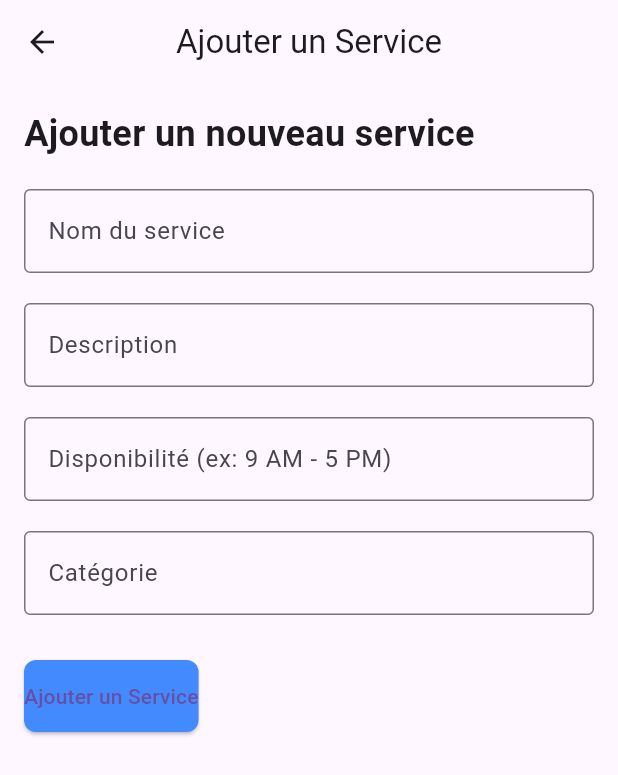
After one commit to ryaddevpro/my-service, a Flutter app: the AddServicePage screen opened directly, on a phone screen of 412 x 824 dp. The commit adds this screen. Shown: the top 775 px of the screen. Run offline on Flutter 3.47's test engine with Material 3 defaults, Android fonts, the phone set to English and light mode, and no system bars; our stand-ins replace fl_chart, flutter_dotenv, flutter_rating_bar, supabase_flutter; accounts and stored records are empty.

Commit message:
modif page presta et ajout page assdervice

```diff
--- /dev/null
+++ b/lib/pages/addservice.dart
@@ -0,0 +1,110 @@
+import 'package:flutter/material.dart';
+
+class AddServicePage extends StatefulWidget {
+  const AddServicePage({super.key});
+
+  @override
+  _AddServicePageState createState() => _AddServicePageState();
+}
+
+class _AddServicePageState extends State<AddServicePage> {
+  final _serviceNameController = TextEditingController();
+  final _descriptionController = TextEditingController();
+  final _availabilityController = TextEditingController();
+  final _categoryController = TextEditingController();
+
+  void _addService() {
+    // Here you can handle the logic for adding the service
+    String serviceName = _serviceNameController.text;
+    String description = _descriptionController.text;
+    String availability = _availabilityController.text;
+    String category = _categoryController.text;
+
+    // You can implement the logic to save this data, such as sending it to an API or saving locally
+
+    // Example:
+    print("Service Name: $serviceName");
+    print("Description: $description");
+    print("Availability: $availability");
+    print("Category: $category");
+
+    // Show a success message
+    ScaffoldMessenger.of(context).showSnackBar(
+      const SnackBar(content: Text('Service Added Successfully!')),
+    );
+
+    // Optionally, navigate back after adding the service
+    Navigator.pop(context);
+  }
+
+  @override
+  Widget build(BuildContext context) {
+    return Scaffold(
+      appBar: AppBar(
+        title: const Text('Ajouter un Service'),
+        centerTitle: true,
+      ),
+      body: Padding(
+        padding: const EdgeInsets.all(16.0),
+        child: Column(
+          crossAxisAlignment: CrossAxisAlignment.start,
+          children: [
+            const Text(
+              'Ajouter un nouveau service',
+              style: TextStyle(fontSize: 24, fontWeight: FontWeight.bold),
+            ),
+            const SizedBox(height: 20),
+            // Service Name TextField
+            TextField(
+              controller: _serviceNameController,
+              decoration: const InputDecoration(
+                labelText: 'Nom du service',
+                border: OutlineInputBorder(),
+              ),
+            ),
+            const SizedBox(height: 20),
+            // Description TextField
+            TextField(
+              controller: _descriptionController,
+              decoration: const InputDecoration(
+                labelText: 'Description',
+                border: OutlineInputBorder(),
+              ),
+            ),
+            const SizedBox(height: 20),
+            // Availability TextField
+            TextField(
+              controller: _availabilityController,
+              decoration: const InputDecoration(
+                labelText: 'Disponibilité (ex: 9 AM - 5 PM)',
+                border: OutlineInputBorder(),
+              ),
+            ),
+            const SizedBox(height: 20),
+            // Category TextField
+            TextField(
+              controller: _categoryController,
+              decoration: const InputDecoration(
+                labelText: 'Catégorie',
+                border: OutlineInputBorder(),
+              ),
+            ),
+            const SizedBox(height: 30),
+            // Add Service Button
+            ElevatedButton(
+              onPressed: _addService,
+              child: const Text('Ajouter un Service'),
+              style: ElevatedButton.styleFrom(
+                padding: const EdgeInsets.symmetric(vertical: 14),
+                shape: RoundedRectangleBorder(
+                  borderRadius: BorderRadius.circular(8),
+                ),
+                backgroundColor: Colors.blueAccent,
+              ),
+            ),
+          ],
+        ),
+      ),
+    );
+  }
+}
--- a/lib/pages/prestataire_dashboard.dart
+++ b/lib/pages/prestataire_dashboard.dart
@@ -1,12 +1,11 @@
 import 'package:flutter/material.dart';
+import 'package:my_service/pages/addservice.dart';
 import 'package:my_service/pages/avis_page.dart';
 import 'package:my_service/pages/disponibilite.dart';
 import 'package:my_service/pages/profile.dart';
 import 'package:my_service/pages/reservation.dart';
-import 'profile.dart';
-import 'disponibilite.dart';
-import 'reservation.dart';
-import 'avis_page.dart';
+ // Import the Add Service page
+
 
 class PrestataireDashboard extends StatefulWidget {
   const PrestataireDashboard({super.key});
@@ -16,11 +15,8 @@ class PrestataireDashboard extends StatefulWidget {
 }
 
 class _PrestataireDashboardState extends State<PrestataireDashboard> {
-
-
   @override
   Widget build(BuildContext context) {
-
     return Scaffold(
       appBar: AppBar(
         automaticallyImplyLeading: false,
@@ -91,6 +87,19 @@ class _PrestataireDashboardState extends State<PrestataireDashboard> {
                       );
                     },
                   ),
+                  // Add the new "Ajouter un Service" card here
+                  _buildDashboardCard(
+                    icon: Icons.add_circle_outline,
+                    title: 'Ajouter un Service',
+                    onTap: () {
+                      Navigator.push(
+                        context,
+                        MaterialPageRoute(
+                          builder: (context) => AddServicePage(), // Navigate to Add Service page
+                        ),
+                      );
+                    },
+                  ),
                 ],
               ),
             ),
@@ -100,6 +109,7 @@ class _PrestataireDashboardState extends State<PrestataireDashboard> {
     );
   }
 
+  // Method to build the dashboard card
   Widget _buildDashboardCard({
     required IconData icon,
     required String title,
```
